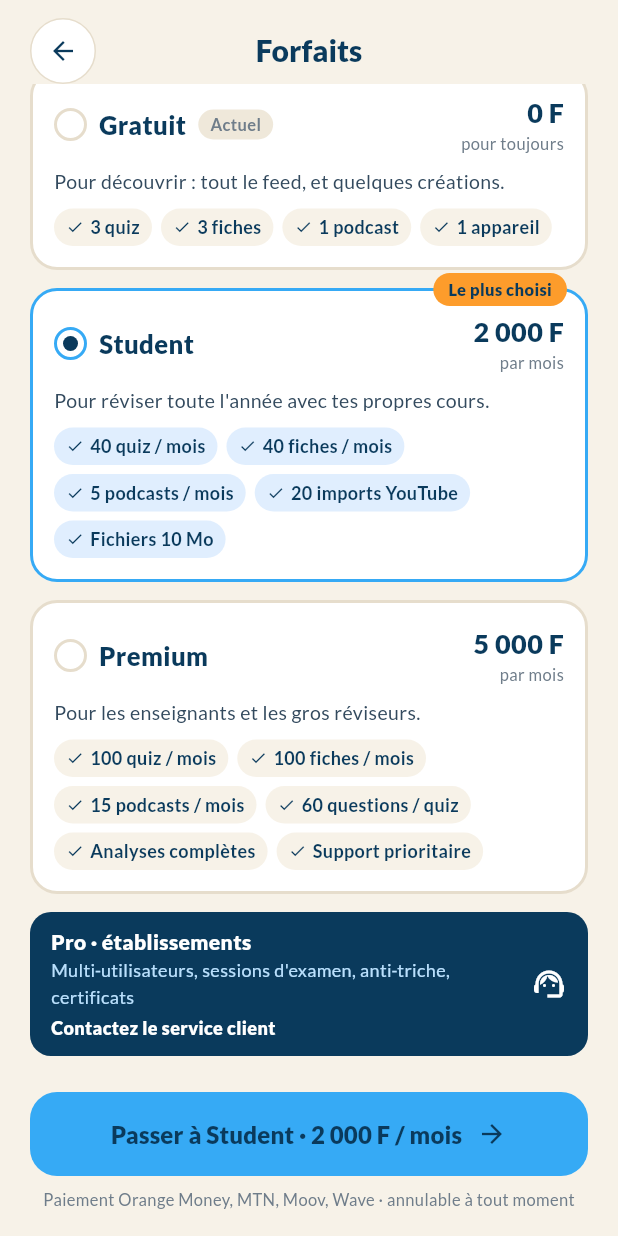
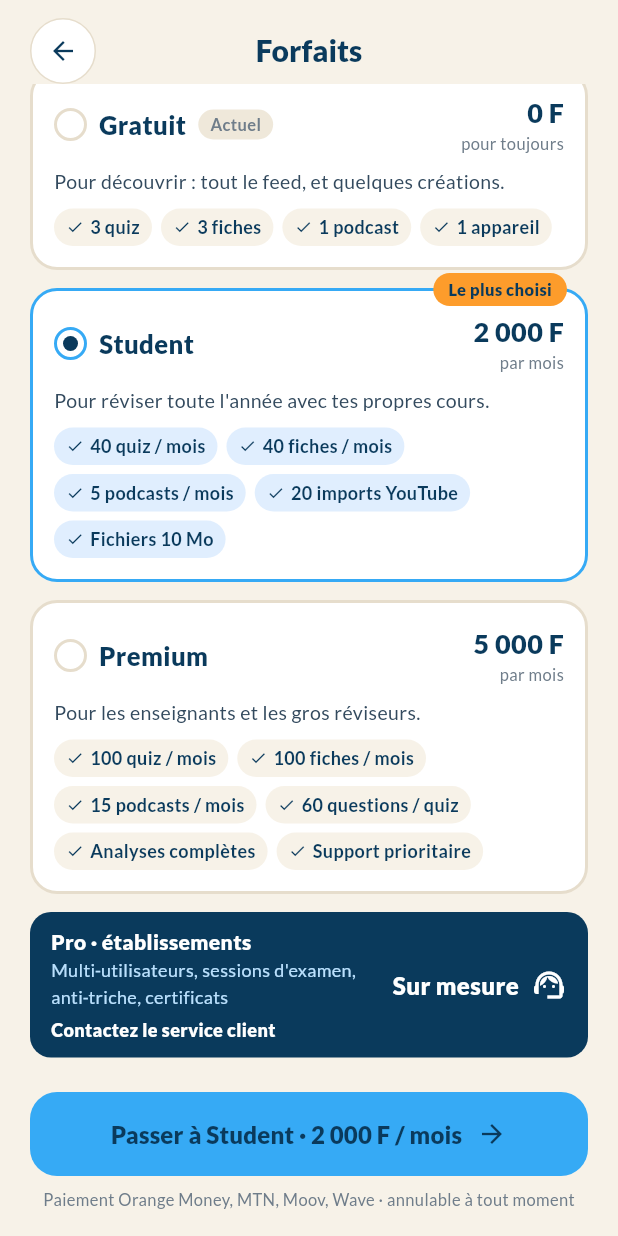
Before and after one commit to Martio-Martio/klemi-mobile, a Flutter app: the ForfaitsPage screen opened directly, scrolled down 142 dp, on a phone screen of 412 x 824 dp. Run offline on Flutter 3.47's test engine with Material 3 defaults, Android fonts, the phone set to English and light mode, and no system bars; our stand-ins replace flutter_animate, flutter_easyloading, shared_preferences, sqflite; accounts and stored records are empty.

Commit message:
Add custom text label to ForfaitsPage for enhanced user information

```diff
--- a/lib/Pages/Profil/forfaits_page.dart
+++ b/lib/Pages/Profil/forfaits_page.dart
@@ -188,6 +188,11 @@ class _ForfaitsPageState extends State<ForfaitsPage> {
                               ],
                             ),
                           ),
+                          SizedBox(width: 10),
+                          Text('Sur mesure',
+                              style: TextStyle(
+                                  fontSize: 16, fontWeight: FontWeight.w800, color: AppTheme.blanc)),
+                          SizedBox(width: 8),
                           Icon(Icons.support_agent, color: AppTheme.blanc),
                         ],
                       ),
```
